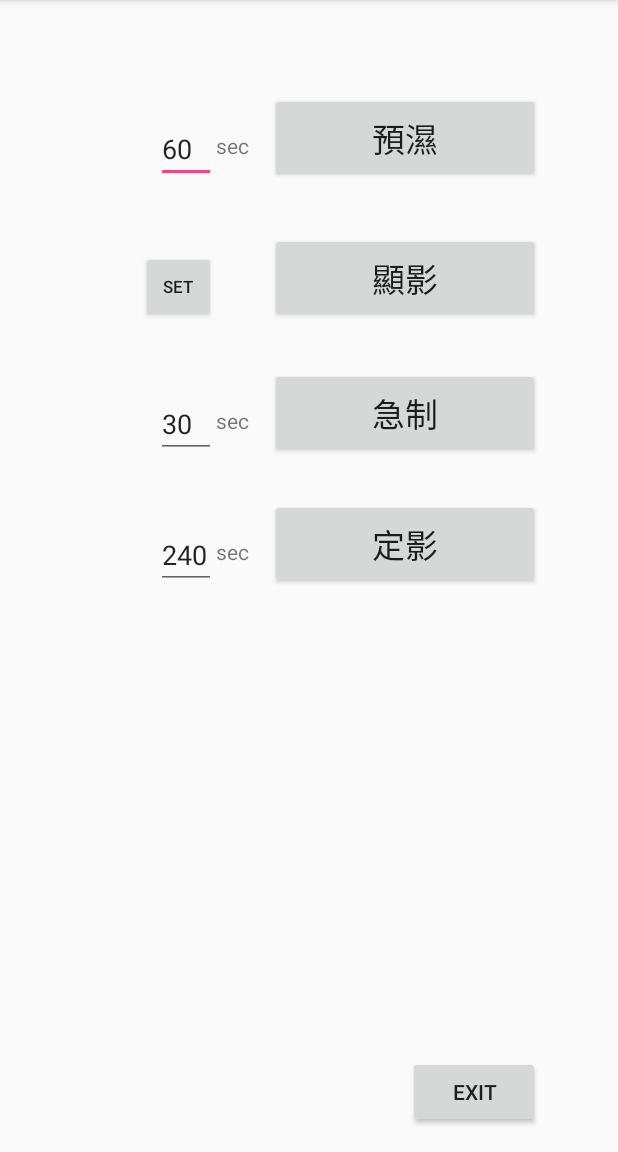
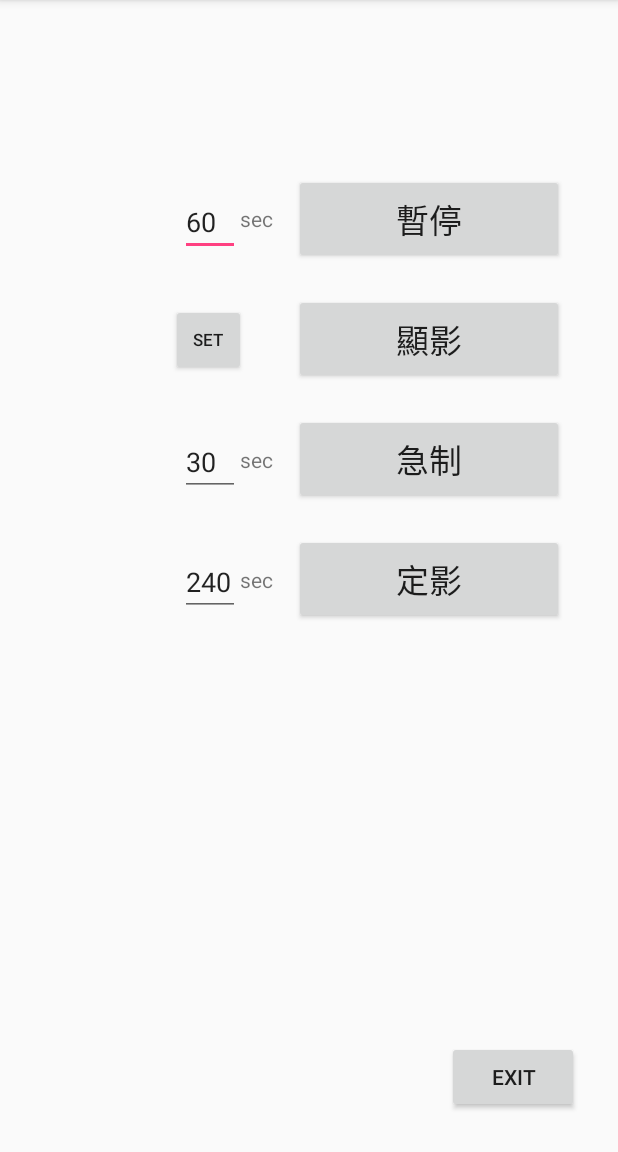
Before and after one commit to BlackKite0206233/Mechanman, an Android app: the MainActivity screen opened directly, with no data from a screen before it, after a tap on "預濕", on a phone screen of 412 x 824 dp, the part 84-1236 px from its top. Run offline under Robolectric (Android 15) with nearby library versions, the phone set to English and light mode, and no system bars.

Commit message:
change button status

```diff
--- a/app/src/main/java/com/mechanman/mechanman_development_facility/MainActivity.java
+++ b/app/src/main/java/com/mechanman/mechanman_development_facility/MainActivity.java
@@ -1,11 +1,18 @@
 package com.mechanman.mechanman_development_facility;
 
 import android.content.Intent;
+import android.os.CountDownTimer;
 import android.support.v7.app.AppCompatActivity;
 import android.os.Bundle;
 import android.view.View;
 import android.widget.Button;
 import android.widget.EditText;
+import android.widget.TextView;
+import android.widget.Toast;
+
+import java.text.DecimalFormat;
+import java.text.NumberFormat;
+import java.util.ArrayList;
 
 public class MainActivity extends AppCompatActivity {
 
@@ -20,6 +27,19 @@ public class MainActivity extends AppCompatActivity {
     private EditText stopBathTXT;
     private EditText fixerTXT;
 
+    protected int prewettingTime;
+    protected int developTotalTime;
+    protected int developStopTime;
+    protected int developRollingTime;
+    protected int developRollingSpeed;
+    protected int stopBathTime;
+    protected int fixerTime;
+
+    protected TextView timeCount;
+
+    CountDownTimer countDownTimer;
+    NumberFormat numberFormat;
+
     @Override
     protected void onCreate(Bundle savedInstanceState) {
         super.onCreate(savedInstanceState);
@@ -30,14 +50,22 @@ public class MainActivity extends AppCompatActivity {
         prewetting.setOnClickListener(new View.OnClickListener(){
             @Override
             public void onClick(View v) {
-
+                ArrayList<Integer> List = new ArrayList<Integer>();
+                if(!"".equals(prewettingTXT.getText().toString())) {
+                    prewettingTime = Integer.parseInt(prewettingTXT.getText().toString());
+                    List.add(prewettingTime);
+                    assignWork(prewetting, "預濕", "暫停", 1, List);
+                    List.clear();
+                }
             }
         });
 
         development.setOnClickListener(new View.OnClickListener(){
             @Override
             public void onClick(View v) {
-
+                ArrayList<Integer> List = new ArrayList<Integer>();
+                assignWork(development, "顯影", "暫停", 1, List);
+                List.clear();
             }
         });
 
@@ -53,14 +81,26 @@ public class MainActivity extends AppCompatActivity {
         stopBath.setOnClickListener(new View.OnClickListener(){
             @Override
             public void onClick(View v) {
-
+                if(!"".equals(stopBathTXT.getText().toString())) {
+                    ArrayList<Integer> List = new ArrayList<Integer>();
+                    stopBathTime = Integer.parseInt(stopBathTXT.getText().toString());
+                    List.add(stopBathTime);
+                    assignWork(stopBath, "急制", "暫停", 3, List);
+                    List.clear();
+                }
             }
         });
 
         fixer.setOnClickListener(new View.OnClickListener(){
             @Override
             public void onClick(View v) {
-
+                if(!"".equals(fixerTXT.getText().toString())) {
+                    ArrayList<Integer> List = new ArrayList<Integer>();
+                    fixerTime = Integer.parseInt(fixerTXT.getText().toString());
+                    List.add(stopBathTime);
+                    assignWork(fixer, "定影", "暫停", 4, List);
+                    List.clear();
+                }
             }
         });
 
@@ -86,5 +126,46 @@ public class MainActivity extends AppCompatActivity {
         prewettingTXT = (EditText)findViewById(R.id.prewettingTXT);
         stopBathTXT = (EditText)findViewById(R.id.stopBathTXT);
         fixerTXT = (EditText)findViewById(R.id.fixerTXT);
+
+        timeCount = (TextView)findViewById(R.id.timeCount);
     }
+
+    private void assignWork(Button button, String originalString, String changeString, int status, ArrayList<Integer> list) {
+        numberFormat = new DecimalFormat("000");
+
+        countDownTimer = new CountDownTimer(list.get(0) * 1000, 1000) {
+            @Override
+            public void onTick(long millisUntilFinished) {
+            }
+
+            @Override
+            public void onFinish() {
+                String string = numberFormat.format(0);
+                timeCount.setText(string);
+            }
+        };
+
+        if(button.getText().toString().equals(originalString)) {
+
+            countDownTimer.start();
+
+            /*
+            * code
+            * push status and list to arduino with bluetooth
+            * */
+
+            button.setText(changeString);
+        } else if(button.getText().toString().equals(changeString)) {
+
+            countDownTimer.cancel();
+            /*
+            * code
+            * push pause to arduino with bluetooth
+            * */
+
+            button.setText(originalString);
+        }
+    }
+
+
 }
--- a/app/src/main/res/layout/activity_main.xml
+++ b/app/src/main/res/layout/activity_main.xml
@@ -15,12 +15,12 @@
         android:layout_height="wrap_content"
         android:text="預濕"
         android:id="@+id/prewetting"
-        android:layout_marginTop="46dp"
+        android:layout_marginTop="100dp"
         android:width="180dp"
         android:textSize="10pt"
         android:height="60dp"
         android:layout_marginRight="36dp"
-        android:layout_marginEnd="36dp"
+        android:layout_marginEnd="20dp"
         android:layout_alignParentTop="true"
         android:layout_alignParentRight="true"
         android:layout_alignParentEnd="true"/>
@@ -33,7 +33,7 @@
         android:width="180dp"
         android:textSize="10pt"
         android:height="60dp"
-        android:layout_marginTop="33dp"
+        android:layout_marginTop="20dp"
         android:layout_below="@+id/prewetting"
         android:layout_alignLeft="@+id/prewetting"
         android:layout_alignStart="@+id/prewetting"/>
@@ -46,7 +46,7 @@
         android:width="180dp"
         android:textSize="10pt"
         android:height="60dp"
-        android:layout_marginTop="30dp"
+        android:layout_marginTop="20dp"
         android:layout_below="@+id/development"
         android:layout_alignLeft="@+id/development"
         android:layout_alignStart="@+id/development"/>
@@ -62,7 +62,7 @@
         android:layout_below="@+id/stopBath"
         android:layout_alignLeft="@+id/stopBath"
         android:layout_alignStart="@+id/stopBath"
-        android:layout_marginTop="27dp"/>
+        android:layout_marginTop="20dp"/>
 
     <Button
         android:layout_width="wrap_content"
@@ -71,7 +71,9 @@
         android:id="@+id/EXIT"
         android:layout_alignParentBottom="true"
         android:layout_alignRight="@+id/Fixer"
-        android:layout_alignEnd="@+id/Fixer"/>
+        android:layout_alignEnd="@+id/Fixer"
+        android:layout_marginRight="-10dp"
+        android:layout_marginBottom="10dp"/>
 
     <EditText
         android:layout_width="wrap_content"
@@ -90,7 +92,8 @@
         android:focusable="true"
         android:inputType="number"
         android:ems="10"
-        android:text="60"/>
+        android:text="60"
+        android:layout_marginBottom="5dp"/>
 
     <EditText
         android:layout_width="wrap_content"
@@ -106,7 +109,8 @@
         android:layout_alignBottom="@+id/stopBath"
         android:layout_alignLeft="@+id/prewettingTXT"
         android:layout_alignStart="@+id/prewettingTXT"
-        android:text="30"/>
+        android:text="30"
+        android:layout_marginBottom="5dp"/>
 
     <EditText
         android:layout_width="wrap_content"
@@ -122,7 +126,8 @@
         android:layout_alignBottom="@+id/Fixer"
         android:layout_alignLeft="@+id/stopBathTXT"
         android:layout_alignStart="@+id/stopBathTXT"
-        android:text="240"/>
+        android:text="240"
+        android:layout_marginBottom="5dp"/>
 
     <Button
         android:layout_width="wrap_content"
@@ -134,7 +139,9 @@
         android:minWidth="0dp"
         android:layout_alignBottom="@+id/development"
         android:layout_alignRight="@+id/prewettingTXT"
-        android:layout_alignEnd="@+id/prewettingTXT"/>
+        android:layout_alignEnd="@+id/prewettingTXT"
+        android:layout_marginRight="-4dp"
+        android:layout_marginBottom="5dp"/>
 
     <TextView
         android:layout_width="wrap_content"
@@ -156,7 +163,7 @@
         android:layout_alignBottom="@+id/stopBath"
         android:layout_toRightOf="@+id/stopBathTXT"
         android:layout_toEndOf="@+id/stopBathTXT"
-        android:layout_marginBottom="15dp"/>
+        android:layout_marginBottom="20dp"/>
 
     <TextView
         android:layout_width="wrap_content"
@@ -167,5 +174,17 @@
         android:layout_alignBottom="@+id/Fixer"
         android:layout_toRightOf="@+id/fixerTXT"
         android:layout_toEndOf="@+id/fixerTXT"
-        android:layout_marginBottom="15dp"/>
+        android:layout_marginBottom="20dp"/>
+
+    <TextView
+        android:layout_width="wrap_content"
+        android:layout_height="wrap_content"
+        android:textAppearance="?android:attr/textAppearanceLarge"
+        android:id="@+id/timeCount"
+        android:layout_alignParentTop="true"
+        android:layout_centerHorizontal="true"
+        android:layout_marginTop="36dp"
+        android:textSize="14pt"
+        />
+
 </RelativeLayout>
```
